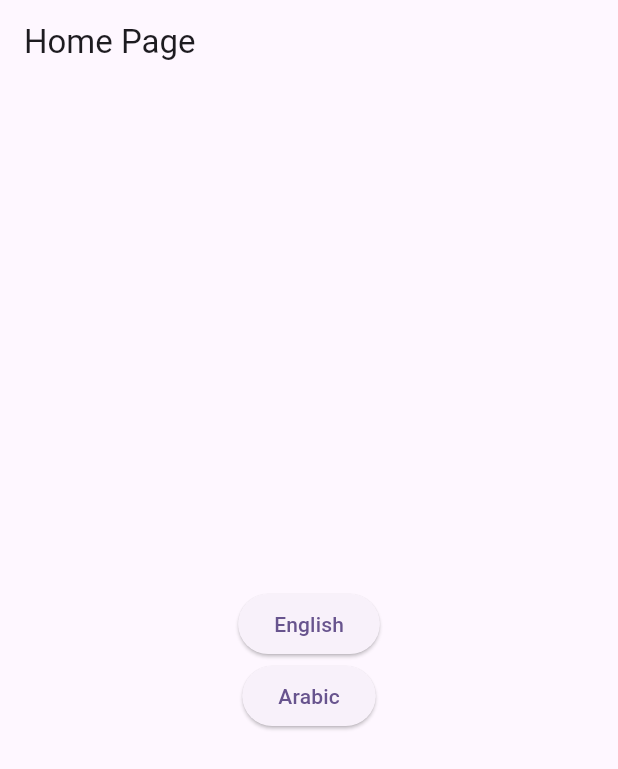
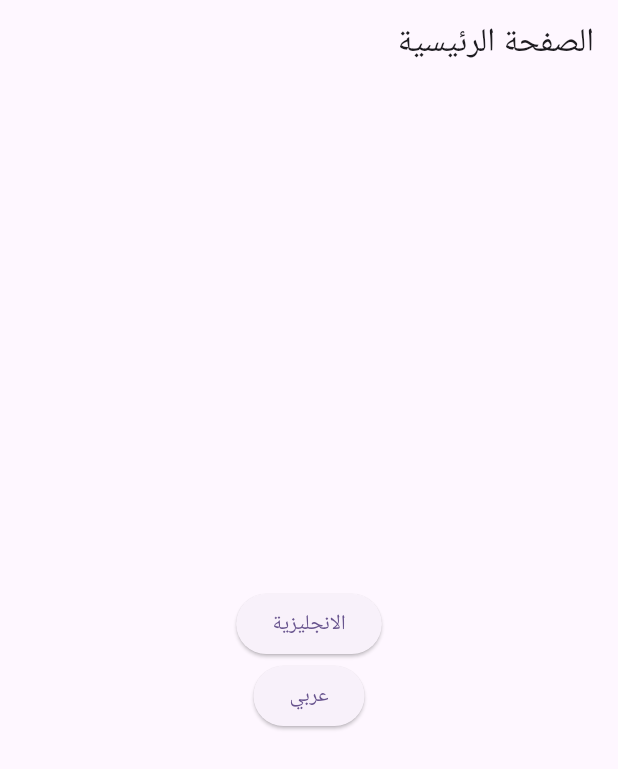
Before and after one commit to Ahmed-Hemdan/learn_getx, a Flutter app: the screen it shows after launch, after a tap on "Arabic", on a phone screen of 412 x 824 dp. Shown: the top 769 px of the screen. Run offline on Flutter 3.47's test engine with Material 3 defaults, Android fonts, the phone set to English and light mode, and no system bars; our stand-ins replace get, shared_preferences.

```diff
--- /dev/null
+++ b/lib/Localization/LocalController.dart
@@ -0,0 +1,14 @@
+import 'package:flutter/material.dart';
+import 'package:get/get.dart';
+import 'package:learn_getx/main.dart';
+
+
+
+class MyLocalController extends GetxController {
+  Locale initLang = sharedpref.getString("lang") ==null ? Get.deviceLocale! : Locale(sharedpref.getString("lang")!);
+  changeLang (String lang){
+    Locale locale = Locale(lang);
+    sharedpref.setString("lang", locale.toString());
+    Get.updateLocale(locale);
+  }
+}
--- a/lib/main.dart
+++ b/lib/main.dart
@@ -1,17 +1,20 @@
 import 'package:flutter/material.dart';
 import 'package:get/get.dart';
+import 'package:learn_getx/Localization/LocalController.dart';
 import 'package:learn_getx/Localization/local.dart';
 
 import 'package:learn_getx/view/PageOne.dart';
+import 'package:shared_preferences/shared_preferences.dart';
 
 
 
 
-
+late SharedPreferences sharedpref;
 
 
 void main() async {
   WidgetsFlutterBinding.ensureInitialized();
+   sharedpref = await SharedPreferences.getInstance();
   runApp(const MyApp());
 }
 
@@ -25,7 +28,7 @@ class MyApp extends StatelessWidget {
       debugShowCheckedModeBanner: false,
       title: 'Flutter Demo',
       translations: MyLocal() ,
-      locale: Get.deviceLocale,
+      locale: MyLocalController().initLang,
       theme: ThemeData(
         colorScheme: ColorScheme.fromSeed(seedColor: Colors.deepPurple),
         useMaterial3: true,
--- a/lib/view/PageOne.dart
+++ b/lib/view/PageOne.dart
@@ -1,5 +1,6 @@
 import 'package:flutter/material.dart';
 import 'package:get/get.dart';
+import 'package:learn_getx/Localization/LocalController.dart';
 
 
 
@@ -9,6 +10,7 @@ class PageOne extends StatelessWidget {
 
   @override
   Widget build(BuildContext context) {
+    MyLocalController c = Get.put(MyLocalController());
     return Scaffold(
       appBar: AppBar(title:  Text("Home Page".tr)),
       body: Center(
@@ -17,10 +19,10 @@ class PageOne extends StatelessWidget {
           children: [
 
             ElevatedButton(onPressed: () {
-
+                c.changeLang("en");
             },child:  Text("English".tr),),
             ElevatedButton(onPressed: () {
-
+                c.changeLang("ar");
             },child:  Text("Arabic".tr),),
           ],
         ),
```
